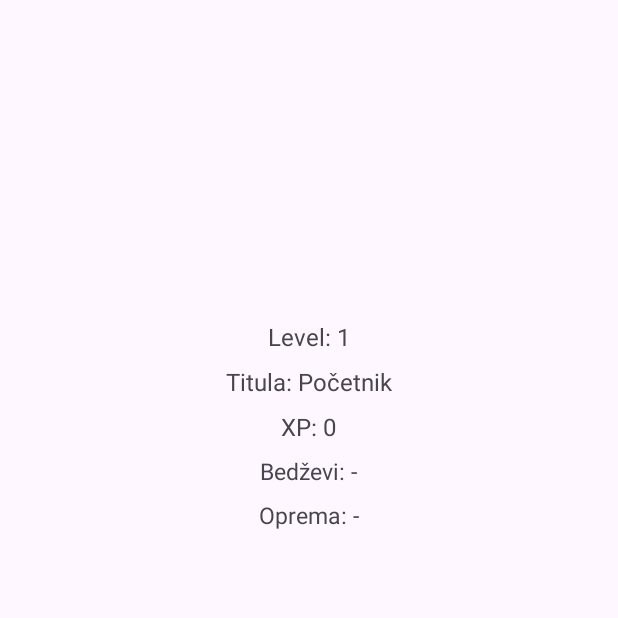
After one commit to spasojevic-nikola/e2-ma-tim37-2025, an Android app: the FriendProfileActivity screen opened directly, with no data from a screen before it, on a phone screen of 412 x 824 dp, the top half of it. The commit adds this screen. Run offline under Robolectric (Android 15) with nearby library versions, the phone set to English and light mode, and no system bars; our stand-ins replace Firebase (no records; nobody signed in at launch, a user with empty details on screens opened directly); 1 statement that could not run was skipped.

Commit message:
feat: implement viewing other people profiles

```diff
--- a/app/src/main/AndroidManifest.xml
+++ b/app/src/main/AndroidManifest.xml
@@ -43,6 +43,11 @@
             android:exported="false"
             android:parentActivityName=".MainActivity" />
 
+        <activity
+            android:name=".FriendProfileActivity"
+            android:exported="false"
+            android:parentActivityName=".MainActivity" />
+
         <!-- Broadcast receiver for handling alliance invitation responses -->
         <receiver android:name=".AllianceInvitationReceiver"
             android:exported="false">
--- a/app/src/main/java/com/example/newhabitquest/FriendsFragment.java
+++ b/app/src/main/java/com/example/newhabitquest/FriendsFragment.java
@@ -412,8 +412,9 @@ public class FriendsFragment extends Fragment implements FriendsAdapter.OnFriend
 
     @Override
     public void onViewProfileClick(Friend friend) {
-        // TODO: Open friend's profile in new fragment/activity
-        Toast.makeText(getContext(), "Viewing profile of " + friend.getUsername(), Toast.LENGTH_SHORT).show();
+        android.content.Intent intent = new android.content.Intent(getContext(), FriendProfileActivity.class);
+        intent.putExtra("friendId", friend.getUserId());
+        startActivity(intent);
     }
 
     private void sendFriendRequest(Friend friend) {
--- /dev/null
+++ b/app/src/main/res/layout/activity_friend_profile.xml
@@ -0,0 +1,80 @@
+<?xml version="1.0" encoding="utf-8"?>
+<ScrollView xmlns:android="http://schemas.android.com/apk/res/android"
+    android:layout_width="match_parent"
+    android:layout_height="match_parent">
+    <LinearLayout
+        android:layout_width="match_parent"
+        android:layout_height="wrap_content"
+        android:orientation="vertical"
+        android:gravity="center"
+        android:padding="24dp">
+
+        <ImageView
+            android:id="@+id/profileAvatar"
+            android:layout_width="120dp"
+            android:layout_height="120dp"
+            android:layout_marginBottom="24dp"
+            android:visibility="invisible" />
+
+        <TextView
+            android:id="@+id/profileUsername"
+            android:layout_width="wrap_content"
+            android:layout_height="wrap_content"
+            android:text=""
+            android:textStyle="bold"
+            android:textSize="22sp"
+            android:layout_marginBottom="16dp"/>
+
+        <TextView
+            android:id="@+id/profileLevel"
+            android:layout_width="wrap_content"
+            android:layout_height="wrap_content"
+            android:text="Level: 1"
+            android:textSize="16sp"
+            android:textStyle="normal"
+            android:layout_marginBottom="8dp"/>
+
+        <TextView
+            android:id="@+id/profileTitula"
+            android:layout_width="wrap_content"
+            android:layout_height="wrap_content"
+            android:text="Titula: Početnik"
+            android:textSize="16sp"
+            android:textStyle="normal"
+            android:layout_marginBottom="8dp"/>
+
+        <TextView
+            android:id="@+id/profileXP"
+            android:layout_width="wrap_content"
+            android:layout_height="wrap_content"
+            android:text="XP: 0"
+            android:textSize="16sp"
+            android:textStyle="normal"
+            android:layout_marginBottom="8dp"/>
+
+        <TextView
+            android:id="@+id/profileBadges"
+            android:layout_width="wrap_content"
+            android:layout_height="wrap_content"
+            android:text="Bedževi: -"
+            android:textSize="15sp"
+            android:textStyle="normal"
+            android:layout_marginBottom="8dp"/>
+
+        <TextView
+            android:id="@+id/profileEquipment"
+            android:layout_width="wrap_content"
+            android:layout_height="wrap_content"
+            android:text="Oprema: -"
+            android:textSize="15sp"
+            android:textStyle="normal"
+            android:layout_marginBottom="16dp"/>
+
+        <ImageView
+            android:id="@+id/profileQRCode"
+            android:layout_width="120dp"
+            android:layout_height="120dp"
+            android:layout_marginBottom="16dp"
+            android:visibility="gone" />
+    </LinearLayout>
+</ScrollView>
```
Also changed, not shown: app/src/main/java/com/example/newhabitquest/FriendProfileActivity.java (added, +84 -0 lines).
